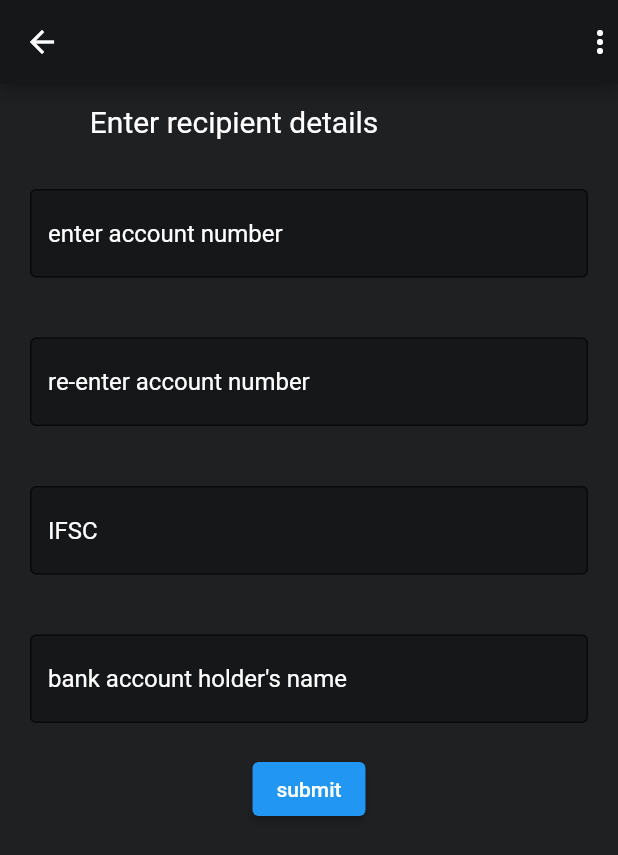
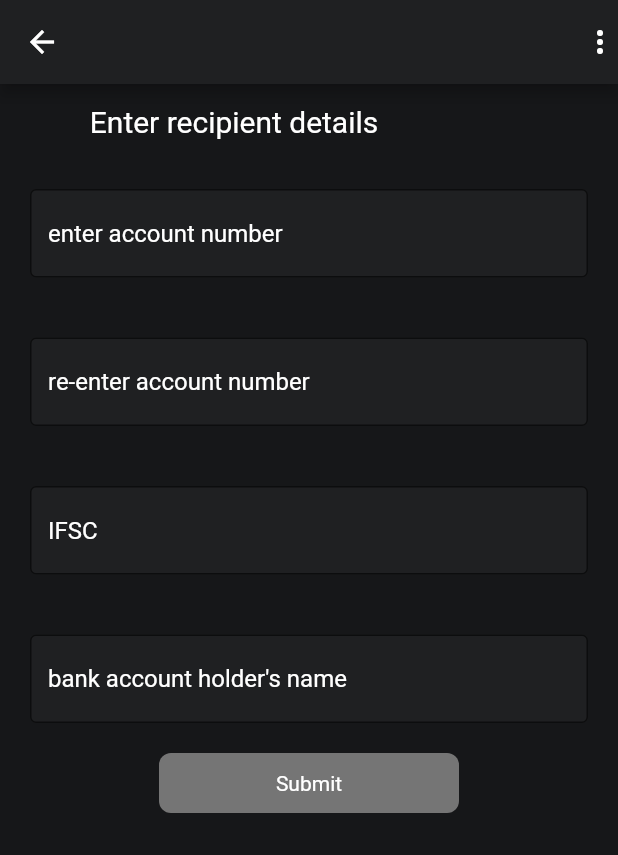
Before and after one commit to HariOp6238/googlepay, a Flutter app: the account screen opened directly, on a phone screen of 412 x 824 dp. Shown: the top 855 px of the screen. Run offline on Flutter 3.47's test engine with Material 2 defaults, Android fonts, the phone set to English and light mode, and no system bars; our stand-ins replace dotted_border; network calls fail.

Commit message:
accounts page added

```diff
--- a/lib/Home_icons/account.dart
+++ b/lib/Home_icons/account.dart
@@ -12,9 +12,9 @@ class _accountState extends State<account> {
   @override
   Widget build(BuildContext context) {
     return Scaffold(
-      backgroundColor: Color(0xff1f2022),
+      backgroundColor: Color(0xff161719),
       appBar: AppBar(
-        backgroundColor: Color(0xff161719),
+        backgroundColor: Color(0xff1f2022),
         actions: [
           Icon(
             Icons.more_vert,
@@ -47,7 +47,7 @@ class _accountState extends State<account> {
                 style: TextStyle(color: Colors.white),
                 decoration: InputDecoration(
                     filled: true,
-                    fillColor: Color(0xff161719),
+                    fillColor: Color(0xff1f2022),
                     border: OutlineInputBorder(),
                     hintText: "enter account number",
                     hintStyle: TextStyle(color: Colors.white)),
@@ -59,7 +59,7 @@ class _accountState extends State<account> {
                 style: TextStyle(color: Colors.white),
                 decoration: InputDecoration(
                     filled: true,
-                    fillColor: Color(0xff161719),
+                    fillColor: Color(0xff1f2022),
                     border: OutlineInputBorder(),
                     hintText: "re-enter account number",
                     hintStyle: TextStyle(color: Colors.white)),
@@ -71,7 +71,7 @@ class _accountState extends State<account> {
                 style: TextStyle(color: Colors.white),
                 decoration: InputDecoration(
                     filled: true,
-                    fillColor: Color(0xff161719),
+                    fillColor: Color(0xff1f2022),
                     border: OutlineInputBorder(),
                     hintText: "IFSC",
                     hintStyle: TextStyle(color: Colors.white),
@@ -85,13 +85,24 @@ class _accountState extends State<account> {
                 style: TextStyle(color: Colors.white),
                 decoration: InputDecoration(
                     filled: true,
-                    fillColor: Color(0xff161719),
+                    fillColor: Color(0xff1f2022),
                     border: OutlineInputBorder(),
                     hintText: "bank account holder's name",
                     hintStyle: TextStyle(color: Colors.white)),
               ),
             ),
-            ElevatedButton(onPressed: () {}, child: Text("submit"))
+            Container(
+              width: 200,
+              height: 40,
+              decoration: BoxDecoration(
+                  color: Colors.grey[600],
+                  borderRadius: BorderRadius.circular(8)),
+              child: Center(
+                  child: Text(
+                "Submit",
+                style: TextStyle(color: Colors.white),
+              )),
+            )
           ],
         ),
       ),
```
